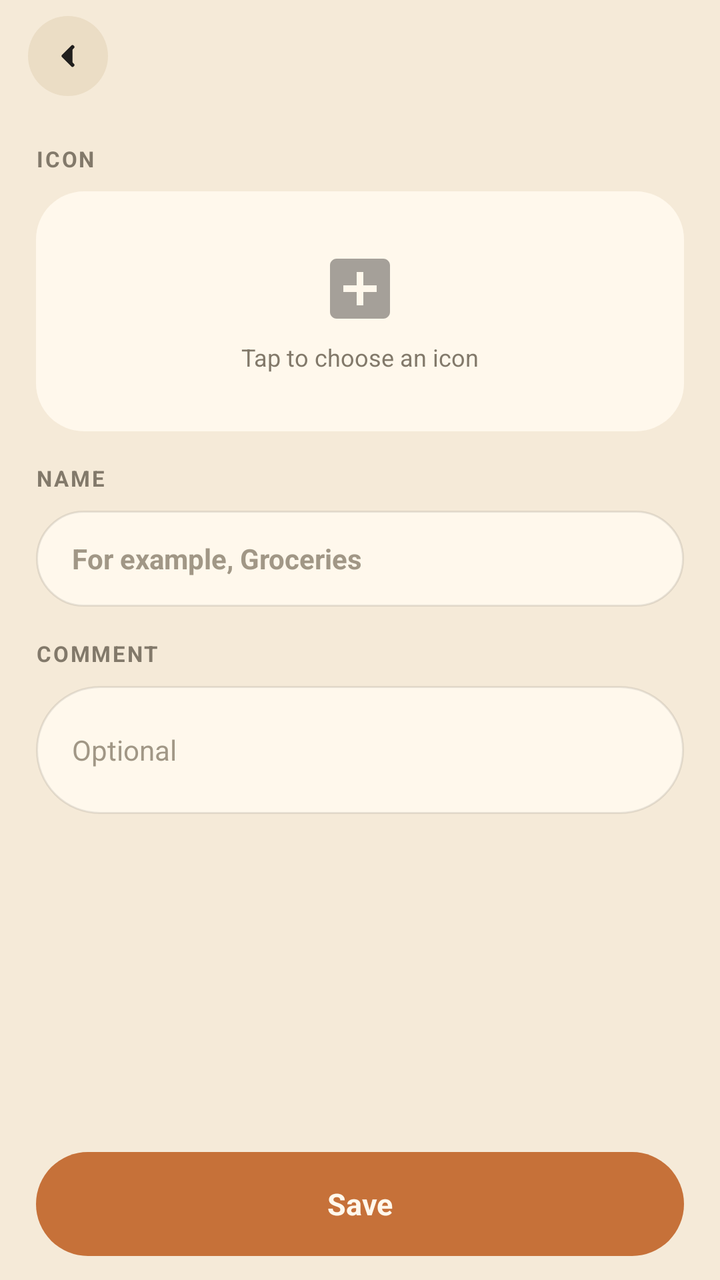
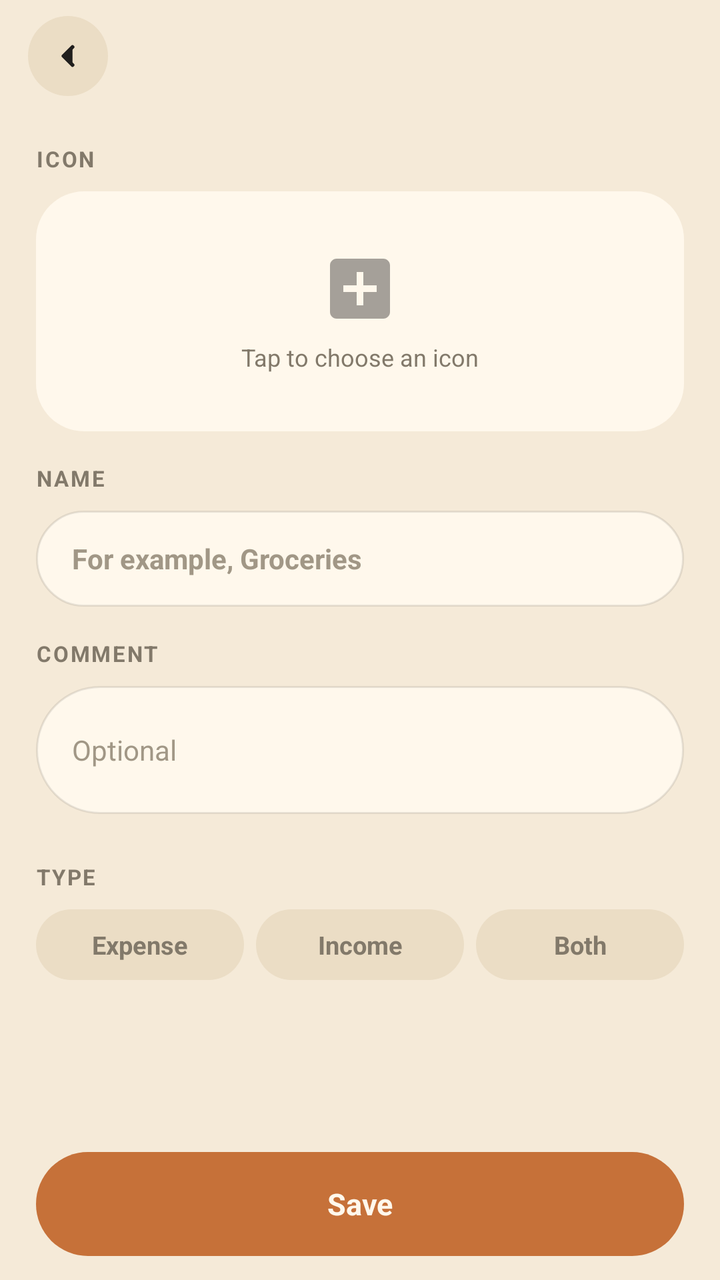

Screens rendered from an Android XML layout before and after an edit, with the pre-edit source and the edit as a unified diff.
<!-- AndroidManifest.xml: activity theme AppTheme.NoActionBar -->
<!-- res/layout/activity_add_category.xml -->
<?xml version="1.0" encoding="utf-8"?>

<LinearLayout xmlns:android="http://schemas.android.com/apk/res/android"
    android:layout_width="match_parent"
    android:layout_height="match_parent"
    android:background="@color/colorBackground"
    android:orientation="vertical">

    <include layout="@layout/view_screen_header"/>

    <ScrollView
        android:layout_width="match_parent"
        android:layout_height="0dp"
        android:layout_weight="1"
        android:scrollbars="none">

        <LinearLayout
            android:layout_width="match_parent"
            android:layout_height="wrap_content"
            android:orientation="vertical"
            android:padding="18dp">

            <TextView style="@style/SettingsGroupLabel" android:text="@string/activity_add_category_text_1"/>

            <FrameLayout
                android:id="@+id/iconPickerContainer"
                android:layout_width="match_parent"
                android:layout_height="120dp"
                android:layout_marginBottom="16dp"
                android:background="@drawable/bg_card"
                android:clickable="true"
                android:focusable="true"
                android:onClick="pickIconClick">

                <ImageView
                    android:id="@+id/imgIconPreview"
                    android:layout_width="96dp"
                    android:layout_height="96dp"
                    android:layout_gravity="center"
                    android:contentDescription="@null"
                    android:scaleType="centerInside"
                    android:visibility="gone"/>

                <LinearLayout
                    android:id="@+id/iconPickerHint"
                    android:layout_width="wrap_content"
                    android:layout_height="wrap_content"
                    android:layout_gravity="center"
                    android:gravity="center"
                    android:orientation="vertical">

                    <ImageView
                        android:layout_width="40dp"
                        android:layout_height="40dp"
                        android:alpha="0.35"
                        android:contentDescription="@null"
                        android:src="@drawable/ic_add_box_black_24dp"/>

                    <TextView
                        android:layout_width="wrap_content"
                        android:layout_height="wrap_content"
                        android:layout_marginTop="6dp"
                        android:text="@string/activity_add_category_text_2"
                        android:textColor="@color/colorTextSecondary"
                        android:textSize="12sp"/>
                </LinearLayout>
            </FrameLayout>

            <TextView style="@style/SettingsGroupLabel" android:text="@string/activity_add_category_text_3"/>

            <EditText
                android:id="@+id/editCategoryName"
                style="@style/FormInputPill"
                android:hint="@string/activity_add_category_edit_category_name_hint"
                android:inputType="textCapSentences"/>

            <TextView style="@style/SettingsGroupLabel" android:text="@string/activity_add_category_text_4"/>

            <EditText
                android:id="@+id/editCategoryComment"
                android:layout_width="match_parent"
                android:layout_height="wrap_content"
                android:layout_marginBottom="24dp"
                android:background="@drawable/bg_input_pill"
                android:hint="@string/activity_add_category_edit_category_comment_hint"
                android:inputType="textMultiLine"
                android:minHeight="64dp"
                android:paddingLeft="18dp"
                android:paddingRight="18dp"
                android:paddingTop="12dp"
                android:paddingBottom="12dp"
                android:textColor="@color/colorTextPrimary"
                android:textColorHint="@color/colorTextHint"
                android:textSize="14sp"/>

        </LinearLayout>
    </ScrollView>

    
    <FrameLayout
        android:id="@+id/formActions"
        android:layout_width="match_parent"
        android:layout_height="wrap_content"
        android:background="@color/colorBackground"
        android:paddingLeft="18dp"
        android:paddingRight="18dp"
        android:paddingTop="8dp"
        android:paddingBottom="12dp">

        <TextView
            android:id="@+id/btnSave"
            android:layout_width="match_parent"
            android:layout_height="52dp"
            android:background="@drawable/bg_pill_primary"
            android:clickable="true"
            android:focusable="true"
            android:gravity="center"
            android:onClick="btnSaveClick"
            android:text="@string/activity_add_category_btn_save_text"
            android:textColor="@color/colorSurface"
            android:textSize="15sp"
            android:textStyle="bold"/>
    </FrameLayout>
</LinearLayout>
<!-- res/layout/view_screen_header.xml (included above) -->
<?xml version="1.0" encoding="utf-8"?>

<LinearLayout xmlns:android="http://schemas.android.com/apk/res/android"
    android:layout_width="match_parent"
    android:layout_height="wrap_content"
    android:gravity="center_vertical"
    android:orientation="horizontal"
    android:paddingLeft="14dp"
    android:paddingRight="14dp"
    android:paddingTop="8dp"
    android:paddingBottom="6dp">

    <ImageButton
        android:id="@+id/btnUp"
        android:layout_width="40dp"
        android:layout_height="40dp"
        android:background="@drawable/bg_pill_secondary"
        android:contentDescription="@string/view_screen_header_btn_up_content_description"
        android:padding="11dp"
        android:scaleType="fitCenter"
        android:src="@drawable/ic_nav_back"
        android:onClick="btnUp"/>

    <TextView
        android:id="@+id/screenTitle"
        android:layout_width="0dp"
        android:layout_height="wrap_content"
        android:layout_weight="1"
        android:layout_marginStart="12dp"
        android:ellipsize="end"
        android:fontFamily="@font/caprasimo"
        android:maxLines="1"
        android:textColor="@color/colorTextPrimary"
        android:textSize="20sp"/>
</LinearLayout>
<!-- resources referenced by this layout -->
<resources>
  <color name="colorBackground">#F5EAD8</color>
  <color name="colorSurface">#FFF8EC</color>
  <color name="colorTextHint">#A19786</color>
  <color name="colorTextPrimary">#201E1D</color>
  <color name="colorTextSecondary">#82796A</color>
  <!-- drawable bg_card (drawable) -->
  <?xml version="1.0" encoding="utf-8"?>
  <shape xmlns:android="http://schemas.android.com/apk/res/android">
      <solid android:color="@color/colorSurface"/>
      <corners android:radius="24dp"/>
  </shape>
  <!-- drawable bg_input_pill (drawable) -->
  <?xml version="1.0" encoding="utf-8"?>
  <shape xmlns:android="http://schemas.android.com/apk/res/android">
      <solid android:color="@color/colorSurface"/>
      <corners android:radius="999dp"/>
      <stroke android:width="1dp" android:color="@color/colorCardBorder"/>
  </shape>
  <!-- drawable bg_pill_primary (drawable) -->
  <?xml version="1.0" encoding="utf-8"?>
  <ripple xmlns:android="http://schemas.android.com/apk/res/android"
      android:color="@color/colorPrimaryDark">
      <item>
          <shape>
              <solid android:color="@color/colorPrimary"/>
              <corners android:radius="999dp"/>
          </shape>
      </item>
  </ripple>
  <!-- drawable bg_pill_secondary (drawable) -->
  <?xml version="1.0" encoding="utf-8"?>
  <ripple xmlns:android="http://schemas.android.com/apk/res/android"
      android:color="@color/colorPrimaryLight">
      <item>
          <shape>
              <solid android:color="@color/colorSurfaceAlt"/>
              <corners android:radius="999dp"/>
          </shape>
      </item>
  </ripple>
  <string name="activity_add_category_btn_save_text">Save</string>
  <string name="activity_add_category_edit_category_comment_hint">Optional</string>
  <string name="activity_add_category_edit_category_name_hint">For example, Groceries</string>
  <string name="activity_add_category_text_1">Icon</string>
  <string name="activity_add_category_text_2">Tap to choose an icon</string>
  <string name="activity_add_category_text_3">Name</string>
  <string name="activity_add_category_text_4">Comment</string>
  <string name="view_screen_header_btn_up_content_description">Back</string>
  <style name="AppTheme.NoActionBar">
          <item name="windowActionBar">false</item>
          <item name="windowNoTitle">true</item>
      </style>
  <color name="colorCardBorder">#1A201E1D</color>
  <color name="colorPrimaryDark">#B2622D</color>
  <color name="colorPrimary">#C67139</color>
  <color name="colorPrimaryLight">#F6A06B</color>
  <color name="colorSurfaceAlt">#EBDDC5</color>
  <!-- unchanged entries left out for length: 4 -->
</resources>

<!-- the commit's change to res/layout/activity_add_category.xml (unified diff, before → after) -->
@@ -93,6 +93,8 @@
                 android:textColorHint="@color/colorTextHint"
                 android:textSize="14sp"/>
 
+            
+            <include layout="@layout/view_category_kind"/>
         </LinearLayout>
     </ScrollView>
 
@@ -158,3 +160,38 @@
         android:textColor="@color/colorTextPrimary"
         android:textSize="20sp"/>
 </LinearLayout>
+<!-- res/layout/view_category_kind.xml (included above) -->
+<?xml version="1.0" encoding="utf-8"?>
+<LinearLayout xmlns:android="http://schemas.android.com/apk/res/android"
+    android:id="@+id/categoryKindGroup"
+    android:layout_width="match_parent"
+    android:layout_height="wrap_content"
+    android:orientation="vertical">
+
+    <TextView
+        style="@style/SettingsGroupLabel"
+        android:text="@string/category_kind_label"/>
+
+    <LinearLayout
+        android:layout_width="match_parent"
+        android:layout_height="wrap_content"
+        android:layout_marginBottom="16dp"
+        android:orientation="horizontal">
+
+        <TextView
+            android:id="@+id/categoryKindExpense"
+            style="@style/FilterChip"
+            android:text="@string/category_kind_expense"/>
+
+        <TextView
+            android:id="@+id/categoryKindIncome"
+            style="@style/FilterChip"
+            android:text="@string/category_kind_income"/>
+
+        <TextView
+            android:id="@+id/categoryKindBoth"
+            style="@style/FilterChip"
+            android:layout_marginEnd="0dp"
+            android:text="@string/category_kind_both"/>
+    </LinearLayout>
+</LinearLayout>
<!-- resource entries referenced after the edit -->
@@ -47,7 +47,24 @@
   <string name="activity_add_category_text_2">Tap to choose an icon</string>
   <string name="activity_add_category_text_3">Name</string>
   <string name="activity_add_category_text_4">Comment</string>
+  <string name="category_kind_both">Both</string>
+  <string name="category_kind_expense">Expense</string>
+  <string name="category_kind_income">Income</string>
+  <string name="category_kind_label">Type</string>
   <string name="view_screen_header_btn_up_content_description">Back</string>
+  <style name="FilterChip">
+          <item name="android:layout_width">0dp</item>
+          <item name="android:layout_height">wrap_content</item>
+          <item name="android:layout_weight">1</item>
+          <item name="android:layout_marginEnd">6dp</item>
+          <item name="android:background">@drawable/bg_chip_unselected</item>
+          <item name="android:gravity">center</item>
+          <item name="android:paddingTop">9dp</item>
+          <item name="android:paddingBottom">9dp</item>
+          <item name="android:textSize">12.5sp</item>
+          <item name="android:textStyle">bold</item>
+          <item name="android:textColor">@color/colorTextSecondary</item>
+      </style>
   <style name="AppTheme.NoActionBar">
           <item name="windowActionBar">false</item>
           <item name="windowNoTitle">true</item>
@@ -57,6 +74,12 @@
   <color name="colorPrimary">#C67139</color>
   <color name="colorPrimaryLight">#F6A06B</color>
   <color name="colorSurfaceAlt">#EBDDC5</color>
+  <!-- drawable bg_chip_unselected (drawable) -->
+  <?xml version="1.0" encoding="utf-8"?>
+  <shape xmlns:android="http://schemas.android.com/apk/res/android">
+      <solid android:color="@color/colorSurfaceAlt"/>
+      <corners android:radius="999dp"/>
+  </shape>
   <!-- unchanged entries left out for length: 4 -->
 </resources>
 
